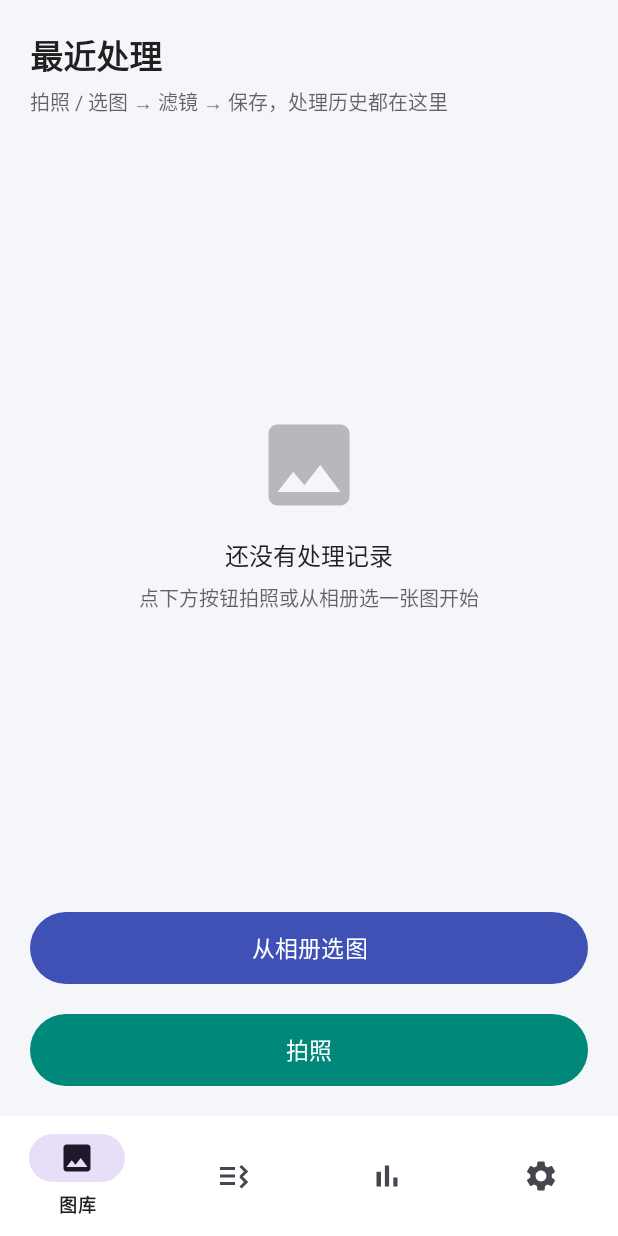
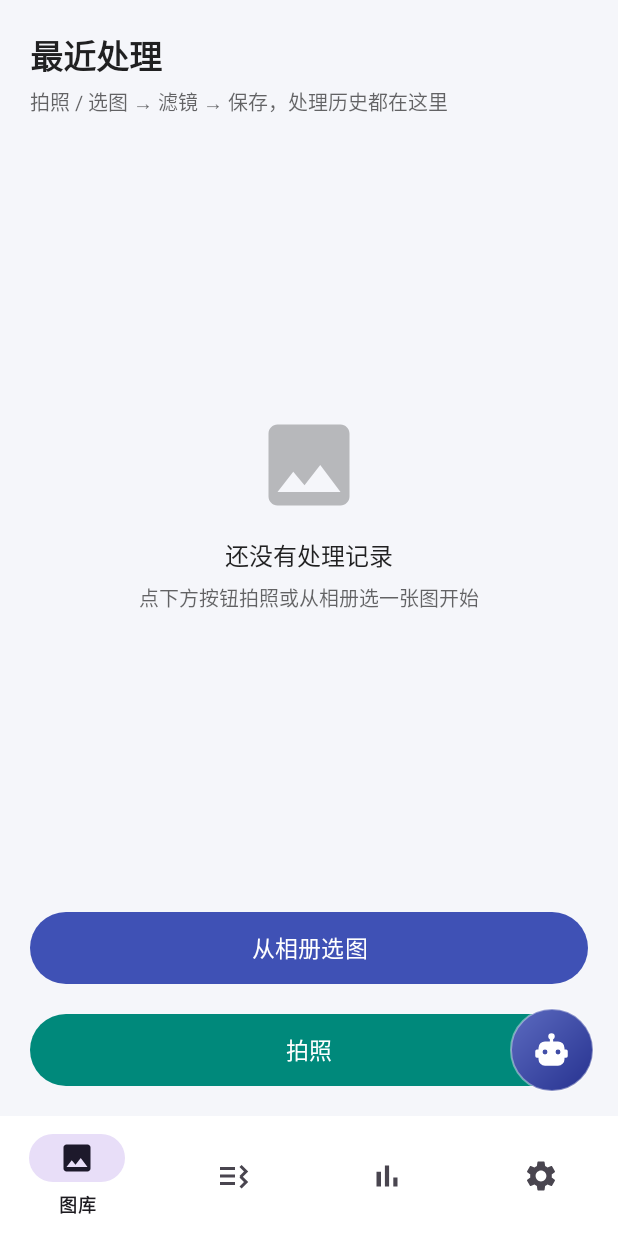
Before and after one commit to xiaohuan12138/ble-telemetry, an Android app: the screen it shows after launch (MainActivity), on a phone screen of 412 x 824 dp. Run offline under Robolectric (Android 15) with nearby library versions, the phone set to English and light mode, and no system bars; our stand-ins replace Room's generated code, navigation-ui.

Commit message:
feat(assist): 全局可拖拽AI助手浮窗球+离线问答弹层——AssistantBrain关键词知识库(滤镜信号处理原理/使用流程/批量/OCR/分享/小组件), BottomSheet会话UI, translation拖动与点击阈值区分

```diff
--- a/android/app/src/main/java/com/pixellab/app/ui/MainActivity.kt
+++ b/android/app/src/main/java/com/pixellab/app/ui/MainActivity.kt
@@ -1,24 +1,38 @@
 package com.pixellab.app.ui
 
 import android.os.Bundle
+import android.view.MotionEvent
+import android.view.View
 import androidx.appcompat.app.AppCompatActivity
+import androidx.fragment.app.commit
 import androidx.navigation.fragment.NavHostFragment
 import androidx.navigation.ui.NavigationUI
 import com.pixellab.app.R
 import com.pixellab.app.databinding.ActivityMainBinding
+import com.pixellab.app.ui.assist.AssistantSheet
 
 /**
  * 唯一的 Activity。
  *
- * 职责只有两个：
+ * 职责：
  *   1. 承载 NavHostFragment（所有页面都是 Fragment）
- *   2. 把 BottomNavigationView 和 Navigation 绑定：
- *      setupWithNavController 之后 tab id == nav_graph 里的 destination id，
- *      点 tab 自动切页，系统返回键自动在 tab 之间回退，零手写逻辑。
+ *   2. 把 BottomNavigationView 和 Navigation 绑定：tab id == nav_graph destination id，
+ *      切页/回退全自动
+ *   3. 托管全局 AI 助手浮窗球：可拖拽，点击弹出 AssistantSheet
  */
 class MainActivity : AppCompatActivity() {
 
     private lateinit var binding: ActivityMainBinding
+
+    // ── 浮窗球拖拽状态 ──
+    /** 按下时的触点坐标（raw 坐标，跨屏一致） */
+    private var downRawX = 0f
+    private var downRawY = 0f
+    /** 按下时球已累计的 translation 偏移 */
+    private var startTx = 0f
+    private var startTy = 0f
+    /** 本次手势累计位移，用于区分"拖动"与"点击"（阈值 8dp） */
+    private var dragged = false
 
     override fun onCreate(savedInstanceState: Bundle?) {
         super.onCreate(savedInstanceState)
@@ -27,5 +41,51 @@ class MainActivity : AppCompatActivity() {
 
         val navHost = supportFragmentManager.findFragmentById(R.id.navHostFragment) as NavHostFragment
         NavigationUI.setupWithNavController(binding.bottomNav, navHost.navController)
+
+        setupAssistBall()
+    }
+
+    /**
+     * 浮窗球 = 全局覆盖层 View（不进任何 Fragment，切页始终可见）。
+     * 拖动改 translationX/Y（在约束位置上叠加偏移，不触发重新布局），
+     * 位移小于阈值视为点击 → 弹出助手弹层。
+     */
+    private fun setupAssistBall() {
+        val slopPx = 8 * resources.displayMetrics.density
+        binding.assistBall.setOnTouchListener { ball, event ->
+            when (event.actionMasked) {
+                MotionEvent.ACTION_DOWN -> {
+                    downRawX = event.rawX
+                    downRawY = event.rawY
+                    startTx = ball.translationX
+                    startTy = ball.translationY
+                    dragged = false
+                    true
+                }
+                MotionEvent.ACTION_MOVE -> {
+                    val dx = event.rawX - downRawX
+                    val dy = event.rawY - downRawY
+                    if (dragged || dx * dx + dy * dy > slopPx * slopPx) {
+                        dragged = true
+                        ball.translationX = startTx + dx
+                        ball.translationY = startTy + dy
+                    }
+                    true
+                }
+                MotionEvent.ACTION_UP -> {
+                    if (!dragged) openAssistant()
+                    true
+                }
+                else -> false
+            }
+        }
+    }
+
+    private fun openAssistant() {
+        // 重复点击不叠两层
+        if (supportFragmentManager.findFragmentByTag(AssistantSheet.TAG) != null) return
+        supportFragmentManager.commit {
+            add(AssistantSheet(), AssistantSheet.TAG)
+        }
     }
 }
--- /dev/null
+++ b/android/app/src/main/res/drawable/bg_assist_ball.xml
@@ -0,0 +1,10 @@
+<?xml version="1.0" encoding="utf-8"?>
+<!-- AI 浮窗球背景：45° 主色渐变圆球，微微高级感 -->
+<shape xmlns:android="http://schemas.android.com/apk/res/android" android:shape="oval">
+    <gradient
+        android:angle="315"
+        android:startColor="#FF5C6BC0"
+        android:endColor="#FF26318F"
+        android:type="linear" />
+    <stroke android:width="1dp" android:color="#66FFFFFF" />
+</shape>
--- /dev/null
+++ b/android/app/src/main/res/drawable/bg_sheet.xml
@@ -0,0 +1,6 @@
+<?xml version="1.0" encoding="utf-8"?>
+<!-- AI 助手底部弹层容器：顶部大圆角 -->
+<shape xmlns:android="http://schemas.android.com/apk/res/android" android:shape="rectangle">
+    <solid android:color="#FFFFFFFF" />
+    <corners android:topLeftRadius="28dp" android:topRightRadius="28dp" />
+</shape>
--- /dev/null
+++ b/android/app/src/main/res/drawable/ic_assist.xml
@@ -0,0 +1,8 @@
+<?xml version="1.0" encoding="utf-8"?>
+<!-- AI 助手图标：机器人头，白色描边风 -->
+<vector xmlns:android="http://schemas.android.com/apk/res/android"
+    android:width="24dp" android:height="24dp"
+    android:viewportWidth="24" android:viewportHeight="24">
+    <path android:fillColor="#FFFFFFFF"
+        android:pathData="M12,2a2,2 0 0 1 2,2c0,0.74 -0.4,1.39 -1,1.73V7h3a4,4 0 0 1 4,4v1h1a1,1 0 0 1 1,1v3a1,1 0 0 1 -1,1h-1v1a4,4 0 0 1 -4,4H8a4,4 0 0 1 -4,-4v-1H3a1,1 0 0 1 -1,-1v-3a1,1 0 0 1 1,-1h1v-1a4,4 0 0 1 4,-4h3V5.73c-0.6,-0.34 -1,-0.99 -1,-1.73a2,2 0 0 1 2,-2zM8,12a1.5,1.5 0 1 0 0,3a1.5,1.5 0 0 0 0,-3zM16,12a1.5,1.5 0 1 0 0,3a1.5,1.5 0 0 0 0,-3z" />
+</vector>
--- a/android/app/src/main/res/layout/activity_main.xml
+++ b/android/app/src/main/res/layout/activity_main.xml
@@ -29,4 +29,30 @@
         app:layout_constraintBottom_toBottomOf="parent"
         app:layout_constraintStart_toStartOf="parent"
         app:layout_constraintEnd_toEndOf="parent" />
+
+    <!-- ═══ AI 助手浮窗球 ═══
+         ConstraintLayout 的子 View 位置由约束决定，想自由拖动就绕过约束：
+         ConstraintLayout 内放一个不支持约束定位的容器（FrameLayout + layout_gravity）
+         行不通——这里直接用 translationX/Y 偏移：View 初始位置固定在右下角约束点，
+         拖动时改 translationX/Y（不影响约束，只加偏移），零测量冲突 -->
+    <FrameLayout
+        android:id="@+id/assistBall"
+        android:layout_width="56dp"
+        android:layout_height="56dp"
+        android:layout_marginEnd="16dp"
+        android:layout_marginBottom="96dp"
+        android:background="@drawable/bg_assist_ball"
+        android:contentDescription="@string/assist_ball_desc"
+        android:elevation="24dp"
+        app:layout_constraintBottom_toBottomOf="parent"
+        app:layout_constraintEnd_toEndOf="parent">
+
+        <ImageView
+            android:layout_width="26dp"
+            android:layout_height="26dp"
+            android:layout_gravity="center"
+            android:contentDescription="@string/assist_ball_desc"
+            android:src="@drawable/ic_assist"
+            app:tint="#FFFFFFFF" />
+    </FrameLayout>
 </androidx.constraintlayout.widget.ConstraintLayout>
```
Also changed, not shown: android/app/src/main/java/com/pixellab/app/ui/assist/AssistantBrain.kt (added, +141 -0 lines), android/app/src/main/java/com/pixellab/app/ui/assist/AssistantSheet.kt (added, +83 -0 lines), android/app/src/main/res/layout/fragment_assist_sheet.xml (added, +98 -0 lines).
